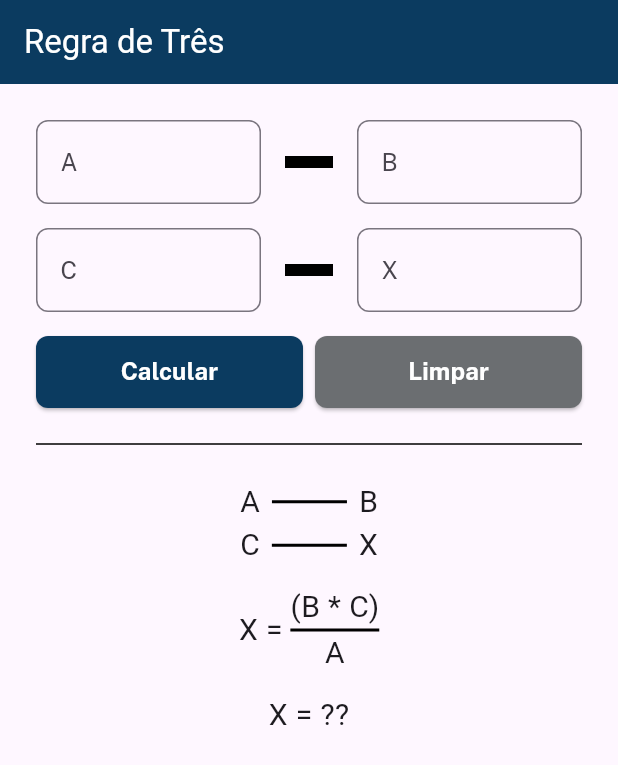
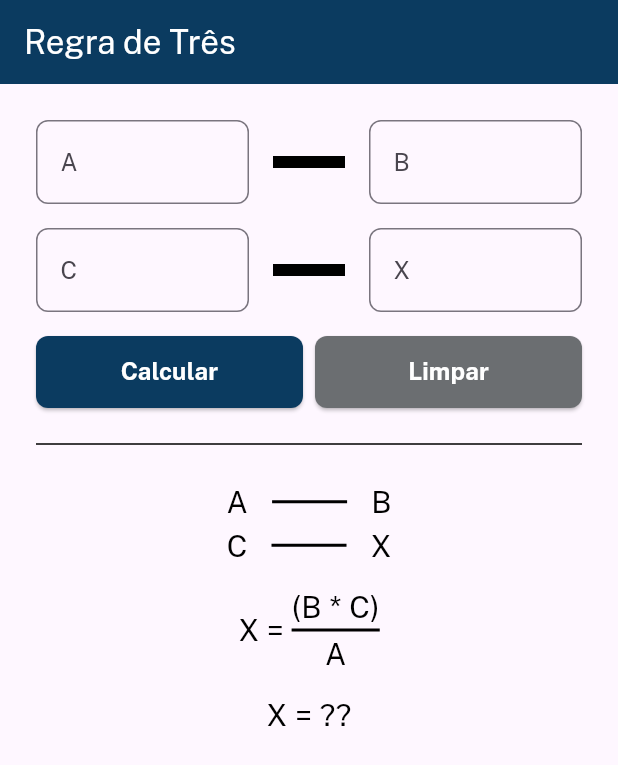
Before and after one commit to otaviohenrique1/app_regra_de_tres, a Flutter app: the screen it shows after launch, on a phone screen of 412 x 824 dp. Shown: the top 765 px of the screen. Run offline on Flutter 3.47's test engine with Material 2 defaults, Android fonts, the light colour scheme and no system bars.

Commit message:
commit 5

```diff
--- a/lib/components/botao.dart
+++ b/lib/components/botao.dart
@@ -1,3 +1,5 @@
+import 'package:app_regra_de_tres/components/titulo.dart';
+import 'package:app_regra_de_tres/styles/colors.dart';
 import 'package:flutter/material.dart';
 import 'package:app_regra_de_tres/styles/fonts.dart';
 
@@ -27,14 +29,11 @@ class Botao extends StatelessWidget {
         ),
       ),
       onPressed: onPressed,
-      child: Text(
-        label,
-        style: TextStyle(
-          color: fontColor,
-          fontSize: 16,
-          fontFamily: fontFamily,
-          fontWeight: fontWeightBold,
-        ),
+      child: Titulo(
+        titulo: label,
+        fontSize: 16,
+        color: branco,
+        fontWeight: fontWeightBold,
       ),
     );
   }
--- a/lib/components/campo_texto.dart
+++ b/lib/components/campo_texto.dart
@@ -47,7 +47,7 @@ class CampoTexto extends StatelessWidget {
             focusedBorder: const OutlineInputBorder(
               borderRadius: BorderRadius.all(Radius.circular(8)),
               borderSide: BorderSide(
-                color: azul1,
+                color: azul,
                 width: 2,
                 style: BorderStyle.solid,
               ),
--- /dev/null
+++ b/lib/components/linha.dart
@@ -0,0 +1,23 @@
+import 'package:app_regra_de_tres/styles/colors.dart';
+import 'package:flutter/material.dart';
+
+class Linha extends StatelessWidget {
+  const Linha({
+    super.key,
+    required this.width,
+    required this.height,
+  });
+
+  final double width;
+  final double height;
+
+  @override
+  Widget build(BuildContext context) {
+    return Container(
+      width: width,
+      height: height,
+      color: preto,
+      margin: const EdgeInsets.symmetric(horizontal: 16),
+    );
+  }
+}
--- a/lib/components/titulo.dart
+++ b/lib/components/titulo.dart
@@ -6,32 +6,25 @@ class Titulo extends StatelessWidget {
     super.key,
     required this.titulo,
     required this.color,
-    required this.alignment,
     required this.fontSize,
     required this.fontWeight,
   });
 
   final String titulo;
   final Color color;
-  final AlignmentGeometry alignment;
   final double fontSize;
   final FontWeight fontWeight;
 
   @override
   Widget build(BuildContext context) {
-    return Align(
-      alignment: alignment,
-      child: Text(
+    return Text(
       titulo,
       softWrap: true,
       style: TextStyle(
         color: color,
         fontSize: fontSize,
-          // fontSize: 24,
         fontFamily: fontFamily,
         fontWeight: fontWeight,
-          // fontWeight: fontWeightBold,
-        ),
       ),
     );
   }
--- a/lib/pages/homepage.dart
+++ b/lib/pages/homepage.dart
@@ -1,4 +1,7 @@
 import 'package:flutter/material.dart';
+import 'package:app_regra_de_tres/components/linha.dart';
+import 'package:app_regra_de_tres/components/titulo.dart';
+import 'package:app_regra_de_tres/styles/fonts.dart';
 import 'package:app_regra_de_tres/components/botao.dart';
 import 'package:app_regra_de_tres/components/campo_texto.dart';
 import 'package:app_regra_de_tres/utils/validator.dart';
@@ -38,12 +41,55 @@ class _HomePageState extends State<HomePage> {
   String valorLabelX = "X";
   String valorLabelResultado = "??";
 
+  void onSubmitForm() {
+    if (formKey.currentState!.validate()) {
+      setState(() {
+        a = double.parse(_campoAController.text);
+        b = double.parse(_campoBController.text);
+        c = double.parse(_campoCController.text);
+        x = _campoXController.text;
+
+        valorLabelA = a.toString();
+        valorLabelB = b.toString();
+        valorLabelC = c.toString();
+        valorLabelX = x;
+
+        double resultado = (b * c) / a;
+        valorLabelResultado = resultado.toString();
+      });
+    }
+  }
+
+  void onResetForm() {
+    setState(() {
+      formKey.currentState!.reset();
+      a = 0;
+      b = 0;
+      c = 0;
+      x = "";
+      valorLabelA = "A";
+      valorLabelB = "B";
+      valorLabelC = "C";
+      valorLabelX = "X";
+      valorLabelResultado = "??";
+      _campoAController.text = "";
+      _campoBController.text = "";
+      _campoCController.text = "";
+      _campoXController.text = "";
+    });
+  }
+
   @override
   Widget build(BuildContext context) {
     return Scaffold(
       appBar: AppBar(
-        backgroundColor: azul1,
-        title: const Text("Regra de Três", style: TextStyle(color: branco)),
+        backgroundColor: azul,
+        title: const Titulo(
+          titulo: "Regra de Três",
+          fontSize: 22,
+          color: branco,
+          fontWeight: fontWeightRegular,
+        ),
       ),
       body: SingleChildScrollView(
         child: Padding(
@@ -64,13 +110,7 @@ class _HomePageState extends State<HomePage> {
                             validator: validaCampoVazio,
                           ),
                         ),
-                        const SizedBox(width: 16),
-                        Container(
-                          width: 32,
-                          height: 8,
-                          color: preto,
-                        ),
-                        const SizedBox(width: 16),
+                        const Linha(width: 48, height: 8),
                         Expanded(
                           child: CampoTexto(
                             hintText: "B",
@@ -92,13 +132,7 @@ class _HomePageState extends State<HomePage> {
                             validator: validaCampoVazio,
                           ),
                         ),
-                        const SizedBox(width: 16),
-                        Container(
-                          width: 32,
-                          height: 8,
-                          color: preto,
-                        ),
-                        const SizedBox(width: 16),
+                        const Linha(width: 48, height: 8),
                         Expanded(
                           child: CampoTexto(
                             hintText: "X",
@@ -114,52 +148,18 @@ class _HomePageState extends State<HomePage> {
                       children: [
                         Expanded(
                           child: Botao(
-                            onPressed: () {
-                              if (formKey.currentState!.validate()) {
-                                setState(() {
-                                  a = double.parse(_campoAController.text);
-                                  b = double.parse(_campoBController.text);
-                                  c = double.parse(_campoCController.text);
-                                  x = _campoXController.text;
-
-                                  valorLabelA = a.toString();
-                                  valorLabelB = b.toString();
-                                  valorLabelC = c.toString();
-                                  valorLabelX = x;
-
-                                  double resultado = (b * c) / a;
-                                  valorLabelResultado = resultado.toString();
-                                });
-                              }
-                            },
+                            onPressed: onSubmitForm,
                             label: "Calcular",
-                            backgroundColor: azul1,
+                            backgroundColor: azul,
                             fontColor: branco,
                           ),
                         ),
                         const SizedBox(width: 8),
                         Expanded(
                           child: Botao(
-                            onPressed: () {
-                              setState(() {
-                                formKey.currentState!.reset();
-                                a = 0;
-                                b = 0;
-                                c = 0;
-                                x = "";
-                                valorLabelA = "A";
-                                valorLabelB = "B";
-                                valorLabelC = "C";
-                                valorLabelX = "X";
-                                valorLabelResultado = "??";
-                                _campoAController.text = "";
-                                _campoBController.text = "";
-                                _campoCController.text = "";
-                                _campoXController.text = "";
-                              });
-                            },
+                            onPressed: onResetForm,
                             label: "Limpar",
-                            backgroundColor: cinza1,
+                            backgroundColor: cinza,
                             fontColor: branco,
                           ),
                         ),
@@ -175,42 +175,36 @@ class _HomePageState extends State<HomePage> {
               Row(
                 mainAxisAlignment: MainAxisAlignment.center,
                 children: [
-                  Text(
-                    valorLabelA,
-                    style: const TextStyle(fontSize: 20),
-                    softWrap: true,
+                  Titulo(
+                    titulo: valorLabelA,
+                    fontSize: 20,
+                    color: preto,
+                    fontWeight: fontWeightRegular,
                   ),
-                  Container(
-                    width: 50,
-                    height: 2,
+                  const Linha(width: 50, height: 2),
+                  Titulo(
+                    titulo: valorLabelB,
+                    fontSize: 20,
                     color: preto,
-                    margin: const EdgeInsets.symmetric(horizontal: 8),
-                  ),
-                  Text(
-                    valorLabelB,
-                    style: const TextStyle(fontSize: 20),
-                    softWrap: true,
+                    fontWeight: fontWeightRegular,
                   ),
                 ],
               ),
               Row(
                 mainAxisAlignment: MainAxisAlignment.center,
                 children: [
-                  Text(
-                    valorLabelC,
-                    style: const TextStyle(fontSize: 20),
-                    softWrap: true,
+                  Titulo(
+                    titulo: valorLabelC,
+                    fontSize: 20,
+                    color: preto,
+                    fontWeight: fontWeightRegular,
                   ),
-                  Container(
-                    width: 50,
-                    height: 2,
+                  const Linha(width: 50, height: 2),
+                  Titulo(
+                    titulo: valorLabelX,
+                    fontSize: 20,
                     color: preto,
-                    margin: const EdgeInsets.symmetric(horizontal: 8),
-                  ),
-                  Text(
-                    valorLabelX,
-                    style: const TextStyle(fontSize: 20),
-                    softWrap: true,
+                    fontWeight: fontWeightRegular,
                   ),
                 ],
               ),
@@ -219,10 +213,11 @@ class _HomePageState extends State<HomePage> {
                 child: Row(
                   mainAxisAlignment: MainAxisAlignment.center,
                   children: [
-                    const Text(
-                      "X = ",
-                      style: TextStyle(fontSize: 20),
-                      softWrap: true,
+                    const Titulo(
+                      titulo: "X = ",
+                      fontSize: 20,
+                      color: preto,
+                      fontWeight: fontWeightRegular,
                     ),
                     Column(
                       children: [
@@ -232,26 +227,29 @@ class _HomePageState extends State<HomePage> {
                               bottom: BorderSide(color: preto, width: 2),
                             ),
                           ),
-                          child: Text(
-                            "($valorLabelB * $valorLabelC)",
-                            style: const TextStyle(fontSize: 20),
-                            softWrap: true,
+                          child: Titulo(
+                            titulo: "($valorLabelB * $valorLabelC)",
+                            fontSize: 20,
+                            color: preto,
+                            fontWeight: fontWeightRegular,
                           ),
                         ),
-                        Text(
-                          valorLabelA,
-                          style: const TextStyle(fontSize: 20),
-                          softWrap: true,
+                        Titulo(
+                          titulo: valorLabelA,
+                          fontSize: 20,
+                          color: preto,
+                          fontWeight: fontWeightRegular,
                         ),
                       ],
                     ),
                   ],
                 ),
               ),
-              Text(
-                "$valorLabelX = $valorLabelResultado",
-                style: const TextStyle(fontSize: 20),
-                softWrap: true,
+              Titulo(
+                titulo: "$valorLabelX = $valorLabelResultado",
+                fontSize: 20,
+                color: preto,
+                fontWeight: fontWeightRegular,
               ),
             ],
           ),
--- a/lib/styles/colors.dart
+++ b/lib/styles/colors.dart
@@ -1,8 +1,6 @@
 import 'package:flutter/material.dart';
 
-const Color azul1 = Color.fromRGBO(11, 59, 96, 1); /* #00213D */
-const Color cinza1 = Color.fromRGBO(107, 110, 113, 1); /* #6B6E71 */
-const Color cinza2 = Color.fromRGBO(231, 235, 239, 1); /* #E7EBEF */
-const Color cinza3 = Color.fromRGBO(144, 152, 159, 1); /* #90989F */
+const Color azul = Color.fromRGBO(11, 59, 96, 1); /* #00213D */
+const Color cinza = Color.fromRGBO(107, 110, 113, 1); /* #6B6E71 */
 const Color branco = Colors.white; /* #FFFFFF */
 const Color preto = Colors.black; /* #000000 */
--- a/lib/styles/fonts.dart
+++ b/lib/styles/fonts.dart
@@ -3,27 +3,3 @@ import 'package:flutter/material.dart';
 const String fontFamily = "PublicSans";
 const FontWeight fontWeightBold = FontWeight.w700;
 const FontWeight fontWeightRegular = FontWeight.w400;
-
-const style18Bold = TextStyle(
-  fontFamily: fontFamily,
-  fontWeight: fontWeightBold,
-  fontSize: 18,
-);
-
-const style18Regular = TextStyle(
-  fontFamily: fontFamily,
-  fontWeight: fontWeightRegular,
-  fontSize: 18,
-);
-
-const style16Bold = TextStyle(
-  fontFamily: fontFamily,
-  fontWeight: fontWeightBold,
-  fontSize: 16,
-);
-
-const style16Regular = TextStyle(
-  fontFamily: fontFamily,
-  fontWeight: fontWeightRegular,
-  fontSize: 16,
-);
```
Lines whose indentation alone changed are shown as unchanged.
